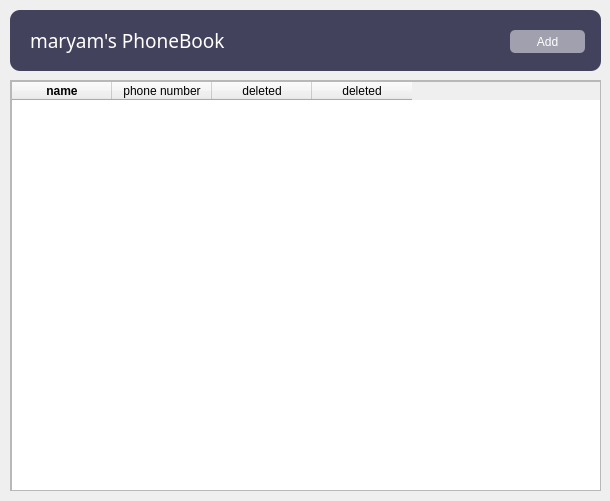
Qt form form.ui (MaryamBoneh/Phonebook) before a commit.
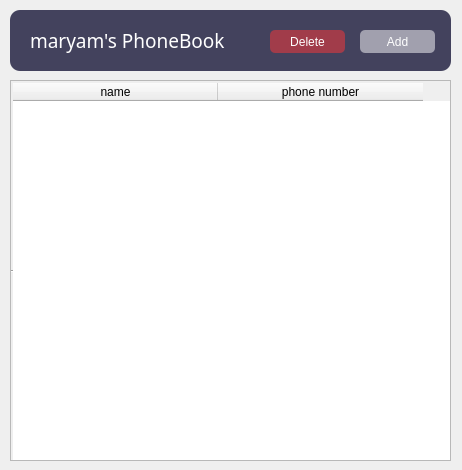
The same form after that commit.

Commit message: delete contact

```diff
--- a/form.ui
+++ b/form.ui
@@ -6,8 +6,8 @@
    <rect>
     <x>0</x>
     <y>0</y>
-    <width>610</width>
-    <height>501</height>
+    <width>462</width>
+    <height>470</height>
    </rect>
   </property>
   <property name="windowTitle">
@@ -18,8 +18,8 @@
     <rect>
      <x>10</x>
      <y>80</y>
-     <width>591</width>
-     <height>411</height>
+     <width>441</width>
+     <height>381</height>
     </rect>
    </property>
    <property name="widgetResizable">
@@ -30,8 +30,8 @@
      <rect>
       <x>0</x>
       <y>0</y>
-      <width>589</width>
-      <height>409</height>
+      <width>439</width>
+      <height>379</height>
      </rect>
     </property>
     <widget class="QTableWidget" name="tableWidget">
@@ -39,24 +39,48 @@
       <rect>
        <x>0</x>
        <y>0</y>
-       <width>591</width>
-       <height>421</height>
+       <width>441</width>
+       <height>381</height>
       </rect>
      </property>
      <property name="maximumSize">
       <size>
-       <width>631</width>
+       <width>1000</width>
        <height>16777215</height>
       </size>
      </property>
      <property name="styleSheet">
       <string notr="true"/>
      </property>
+     <property name="frameShape">
+      <enum>QFrame::HLine</enum>
+     </property>
+     <property name="horizontalScrollBarPolicy">
+      <enum>Qt::ScrollBarAlwaysOff</enum>
+     </property>
+     <property name="showGrid">
+      <bool>false</bool>
+     </property>
+     <property name="gridStyle">
+      <enum>Qt::NoPen</enum>
+     </property>
+     <property name="cornerButtonEnabled">
+      <bool>false</bool>
+     </property>
      <property name="columnCount">
-      <number>4</number>
+      <number>2</number>
      </property>
+     <attribute name="horizontalHeaderMinimumSectionSize">
+      <number>150</number>
+     </attribute>
+     <attribute name="horizontalHeaderDefaultSectionSize">
+      <number>205</number>
+     </attribute>
+     <attribute name="verticalHeaderMinimumSectionSize">
+      <number>30</number>
+     </attribute>
      <attribute name="verticalHeaderDefaultSectionSize">
-      <number>39</number>
+      <number>45</number>
      </attribute>
      <column>
       <property name="text">
@@ -64,8 +88,8 @@
       </property>
       <property name="font">
        <font>
-        <weight>75</weight>
-        <bold>true</bold>
+        <weight>50</weight>
+        <bold>false</bold>
        </font>
       </property>
      </column>
@@ -74,16 +98,6 @@
        <string>phone number</string>
       </property>
      </column>
-     <column>
-      <property name="text">
-       <string>deleted</string>
-      </property>
-     </column>
-     <column>
-      <property name="text">
-       <string>deleted</string>
-      </property>
-     </column>
     </widget>
    </widget>
   </widget>
@@ -92,7 +106,7 @@
     <rect>
      <x>10</x>
      <y>10</y>
-     <width>591</width>
+     <width>441</width>
      <height>61</height>
     </rect>
    </property>
@@ -127,7 +141,7 @@
   <widget class="QPushButton" name="add_btn">
    <property name="geometry">
     <rect>
-     <x>510</x>
+     <x>360</x>
      <y>30</y>
      <width>75</width>
      <height>23</height>
@@ -143,6 +157,25 @@
     <string>Add</string>
    </property>
   </widget>
+  <widget class="QPushButton" name="del_btn">
+   <property name="geometry">
+    <rect>
+     <x>270</x>
+     <y>30</y>
+     <width>75</width>
+     <height>23</height>
+    </rect>
+   </property>
+   <property name="cursor">
+    <cursorShape>PointingHandCursor</cursorShape>
+   </property>
+   <property name="styleSheet">
+    <string notr="true">background-color: rgba(255,55,55,0.5); border-radius: 5px; color: #fff;</string>
+   </property>
+   <property name="text">
+    <string>Delete</string>
+   </property>
+  </widget>
  </widget>
  <resources/>
  <connections/>
```
The commit also changes 3 other files.
